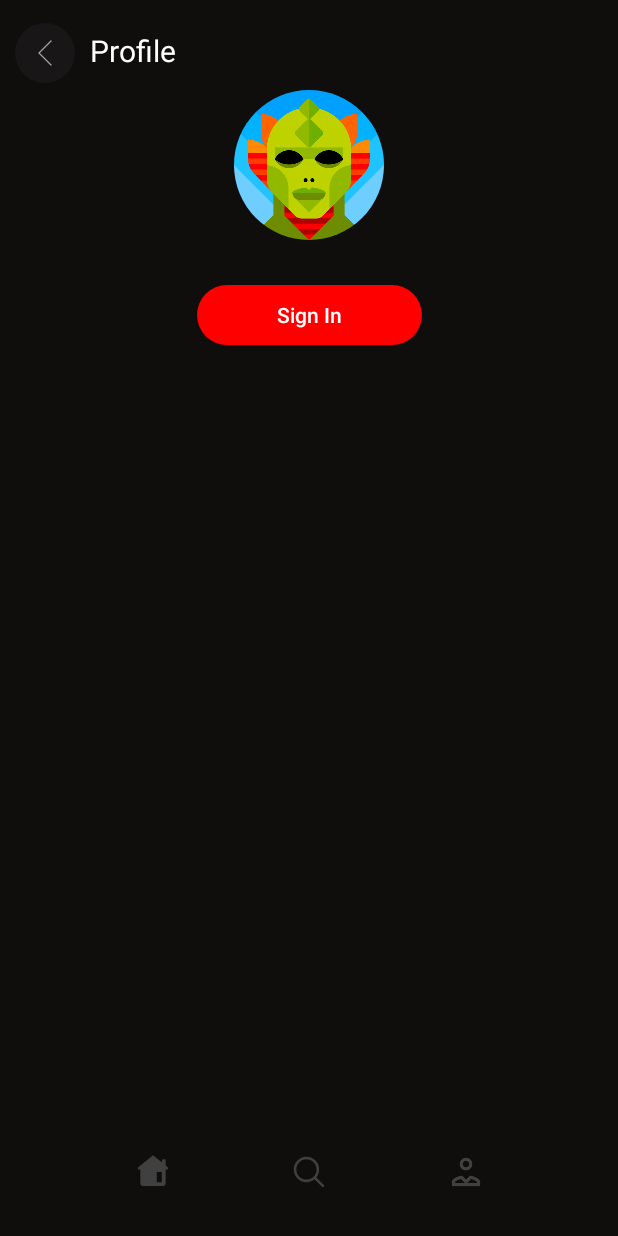
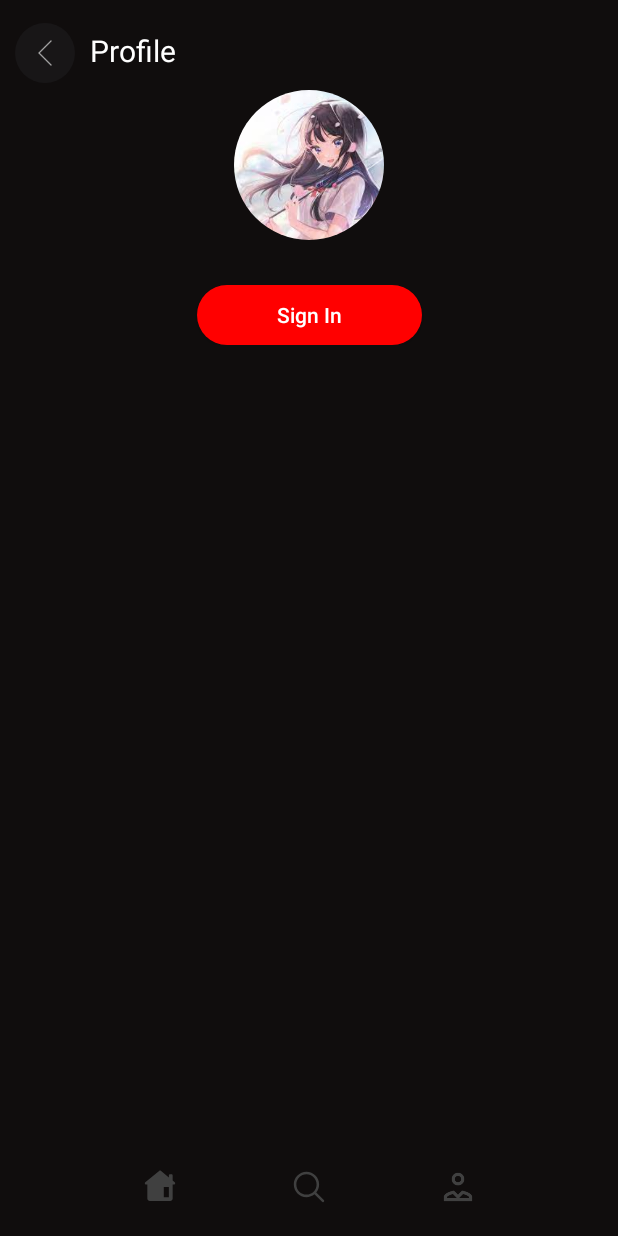
Before and after one commit to viraj-2393/movierow-android-app, an Android app: the Profile screen opened directly, with no data from a screen before it, on a phone screen of 412 x 824 dp. Run offline under Robolectric (Android 15) with nearby library versions, the phone set to English and light mode, and no system bars; our stand-ins replace CircleImageView; 1 statement that could not run was skipped.

Commit message:
Page speed improved

```diff
--- a/app/build.gradle
+++ b/app/build.gradle
@@ -10,8 +10,8 @@ android {
         applicationId "com.movies.movierow"
         minSdkVersion 23
         targetSdkVersion 31
-        versionCode 1
-        versionName "1.0"
+        versionCode 3
+        versionName "3.0"
 
         testInstrumentationRunner "androidx.test.runner.AndroidJUnitRunner"
     }
--- a/app/src/main/java/com/movies/movierow/Activities/Profile.java
+++ b/app/src/main/java/com/movies/movierow/Activities/Profile.java
@@ -20,6 +20,7 @@ import android.widget.Toast;
 
 import com.movies.movierow.API.Movies;
 import com.movies.movierow.Adapters.PosterAdapter;
+import com.movies.movierow.MainActivity;
 import com.movies.movierow.Models.PopularMoviesModel;
 import com.movies.movierow.R;
 import com.movies.movierow.Utils.MrProjectApp;
@@ -169,7 +170,7 @@ public class Profile extends AppCompatActivity {
             public void onClick(DialogInterface arg0, int arg1) {
                 SharedPreferences settings = getApplicationContext().getSharedPreferences("User", Context.MODE_PRIVATE);
                 settings.edit().clear().apply();
-                startActivity(new Intent(getApplicationContext(),LoginActivity.class));
+                startActivity(new Intent(getApplicationContext(), MainActivity.class));
             }
         });
 
--- a/app/src/main/java/com/movies/movierow/Activities/SignupActivity.java
+++ b/app/src/main/java/com/movies/movierow/Activities/SignupActivity.java
@@ -99,6 +99,7 @@ public class SignupActivity extends AppCompatActivity {
             public void onResponse(Call<Object> call, Response<Object> response) {
                 dialog.dismiss();
                 if (response.isSuccessful() && response.code() == 201) {
+                    Toast.makeText(getApplicationContext(),"OTP sent to your Email Address.",Toast.LENGTH_LONG).show();
                     startActivity(intent);
                 }
                 else{
--- a/app/src/main/java/com/movies/movierow/Adapters/CastAdapter.java
+++ b/app/src/main/java/com/movies/movierow/Adapters/CastAdapter.java
@@ -92,7 +92,7 @@ public class CastAdapter extends RecyclerView.Adapter {
                 if(cast.getProfilePath() == null){
                     Picasso.get().load(R.drawable.not_found).into(posterImage);
                 }else {
-                    Picasso.get().load("https://image.tmdb.org/t/p/original" + cast.getProfilePath()).into(posterImage);
+                    Picasso.get().load("https://image.tmdb.org/t/p/w500" + cast.getProfilePath()).into(posterImage);
                 }
                 originalName.setText(cast.getOriginalName());
                 character_name.setText(cast.getCharacter());
--- a/app/src/main/java/com/movies/movierow/Adapters/FavouriteAdapter.java
+++ b/app/src/main/java/com/movies/movierow/Adapters/FavouriteAdapter.java
@@ -82,7 +82,7 @@ public class FavouriteAdapter extends RecyclerView.Adapter {
         }
         void bindView(MovieDetails movies)
         {
-            Picasso.get().load("https://image.tmdb.org/t/p/original"+movies.getPoster_path()).into(FavouriteImage);
+            Picasso.get().load("https://image.tmdb.org/t/p/w500"+movies.getPoster_path()).into(FavouriteImage);
         }
     }
 }
--- a/app/src/main/java/com/movies/movierow/Adapters/KidPosterAdapter.java
+++ b/app/src/main/java/com/movies/movierow/Adapters/KidPosterAdapter.java
@@ -84,7 +84,7 @@ public class KidPosterAdapter extends RecyclerView.Adapter {
         }
         void bindView(KidMovie movies)
         {
-            Picasso.get().load("https://image.tmdb.org/t/p/original"+movies.getPoster_path()).into(posterImage);
+            Picasso.get().load("https://image.tmdb.org/t/p/w500"+movies.getPoster_path()).into(posterImage);
         }
     }
 }
--- a/app/src/main/java/com/movies/movierow/Adapters/PosterAdapter.java
+++ b/app/src/main/java/com/movies/movierow/Adapters/PosterAdapter.java
@@ -59,9 +59,6 @@ public class PosterAdapter extends RecyclerView.Adapter {
         ((MoviePosterViewHolder) holder).posterImage.setOnClickListener(new View.OnClickListener() {
             @Override
             public void onClick(View view) {
-//                Bundle bundle = new Bundle();
-//                bundle.putInt("position",position);
-//                bundle.putParcelable("obj",movies);
                 Intent intent = new Intent(view.getContext(),AboutMovie.class);
                 intent.putExtra("position",position);
                 intent.putExtra("obj", movies);
@@ -92,7 +89,7 @@ public class PosterAdapter extends RecyclerView.Adapter {
         }
         void bindView(MovieDetails movies)
         {
-            Picasso.get().load("https://image.tmdb.org/t/p/original"+movies.getPoster_path()).into(posterImage);
+            Picasso.get().load("https://image.tmdb.org/t/p/w500"+movies.getPoster_path()).into(posterImage);
         }
     }
 }
--- a/app/src/main/java/com/movies/movierow/Adapters/SearchAdapter.java
+++ b/app/src/main/java/com/movies/movierow/Adapters/SearchAdapter.java
@@ -96,7 +96,7 @@ public class SearchAdapter extends RecyclerView.Adapter {
                 if(movies.getPoster_path() == null){
                     Picasso.get().load(R.drawable.not_found).into(posterImage);
                 }else {
-                    Picasso.get().load("https://image.tmdb.org/t/p/original" + movies.getPoster_path()).into(posterImage);
+                    Picasso.get().load("https://image.tmdb.org/t/p/w154" + movies.getPoster_path()).into(posterImage);
                 }
                 movieTitle.setText(movies.getTitle());
                 if (movies.getRelease_date() != null && !movies.getRelease_date().equals(""))
--- a/app/src/main/java/com/movies/movierow/Adapters/SearchTvAdapter.java
+++ b/app/src/main/java/com/movies/movierow/Adapters/SearchTvAdapter.java
@@ -94,7 +94,7 @@ public class TvPosterViewHolder extends RecyclerView.ViewHolder
             if(tvShow.getPoster_path() == null){
                 Picasso.get().load(R.drawable.not_found).into(posterImage);
             }else {
-                Picasso.get().load("https://image.tmdb.org/t/p/original" + tvShow.getPoster_path()).into(posterImage);
+                Picasso.get().load("https://image.tmdb.org/t/p/w500" + tvShow.getPoster_path()).into(posterImage);
             }
             tvShowTitle.setText(tvShow.getName());
             if (tvShow.getFirst_air_date() != null && !tvShow.getFirst_air_date().equals(""))
--- a/app/src/main/java/com/movies/movierow/Adapters/TvShowPosterAdapter.java
+++ b/app/src/main/java/com/movies/movierow/Adapters/TvShowPosterAdapter.java
@@ -80,7 +80,7 @@ public class TvShowPosterAdapter extends RecyclerView.Adapter {
         }
         void bindView(TvShow tvShow)
         {
-            Picasso.get().load("https://image.tmdb.org/t/p/original"+tvShow.getPoster_path()).into(posterImage);
+            Picasso.get().load("https://image.tmdb.org/t/p/w500"+tvShow.getPoster_path()).into(posterImage);
         }
     }
 }
--- a/app/src/main/res/layout/activity_profile.xml
+++ b/app/src/main/res/layout/activity_profile.xml
@@ -8,6 +8,17 @@
     android:padding = "10dp"
     tools:context=".Activities.Profile">
 
+    <ScrollView
+        android:id = "@+id/main_container"
+        android:layout_width="match_parent"
+        android:layout_height="0dp"
+        app:layout_constraintTop_toTopOf="parent"
+        app:layout_constraintBottom_toTopOf="@id/footer_container">
+
+    <androidx.constraintlayout.widget.ConstraintLayout
+        android:layout_width="match_parent"
+        android:layout_height="wrap_content"
+       >
     <ImageButton
         android:id = "@+id/go_back_button"
         android:layout_width="40dp"
@@ -42,7 +53,7 @@
         app:layout_constraintRight_toRightOf="parent"
         app:layout_constraintTop_toTopOf="parent"
         app:layout_constraintTop_toBottomOf="@id/go_back_button"
-        android:src="@drawable/greendude"
+        android:src="@drawable/anime_girl"
         />
     <androidx.constraintlayout.widget.ConstraintLayout
         android:id = "@+id/user_info"
@@ -147,8 +158,16 @@
         android:visibility="gone"
         android:layout_marginTop="30dp"
         />
+    </androidx.constraintlayout.widget.ConstraintLayout>
+    </ScrollView>
 
-
+    <androidx.constraintlayout.widget.ConstraintLayout
+        android:id = "@+id/footer_container"
+        android:layout_width="match_parent"
+        android:layout_height="wrap_content"
+        android:padding = "10dp"
+        app:layout_constraintTop_toBottomOf="@id/main_container"
+        app:layout_constraintBottom_toBottomOf="parent">
     <ImageButton
         android:id = "@+id/home"
         android:layout_width="25dp"
@@ -158,7 +177,6 @@
         app:layout_constraintLeft_toLeftOf="parent"
         app:layout_constraintRight_toLeftOf="@id/search"
         app:layout_constraintBottom_toBottomOf="parent"
-        android:layout_marginBottom="20dp"
         android:src = "@drawable/ic_home"/>
 
     <ImageButton
@@ -170,7 +188,6 @@
         app:layout_constraintRight_toLeftOf="@id/account"
         app:layout_constraintBottom_toBottomOf="parent"
         android:background="@null"
-        android:layout_marginBottom="20dp"
         android:src = "@drawable/ic_search"/>
 
     <ImageButton
@@ -182,10 +199,9 @@
         app:layout_constraintLeft_toRightOf="@id/search"
         app:layout_constraintRight_toRightOf="parent"
         app:layout_constraintBottom_toBottomOf="parent"
-        android:layout_marginBottom="20dp"
         android:src = "@drawable/account"/>
 
-
+    </androidx.constraintlayout.widget.ConstraintLayout>
 
 
 
```
Also changed, not shown: app/src/main/java/com/movies/movierow/Activities/SearchMovie.java (+5 -5 lines), app/src/main/res/layout/activity_about_movie.xml (+6 -4 lines), app/src/main/res/layout/activity_forgot_password.xml (+8 -1 lines), app/src/main/res/layout/activity_home.xml (+12 -3 lines), app/src/main/res/layout/activity_search_movie.xml (+14 -8 lines), app/src/main/res/drawable-v24/anime_girl.jpg (added).
